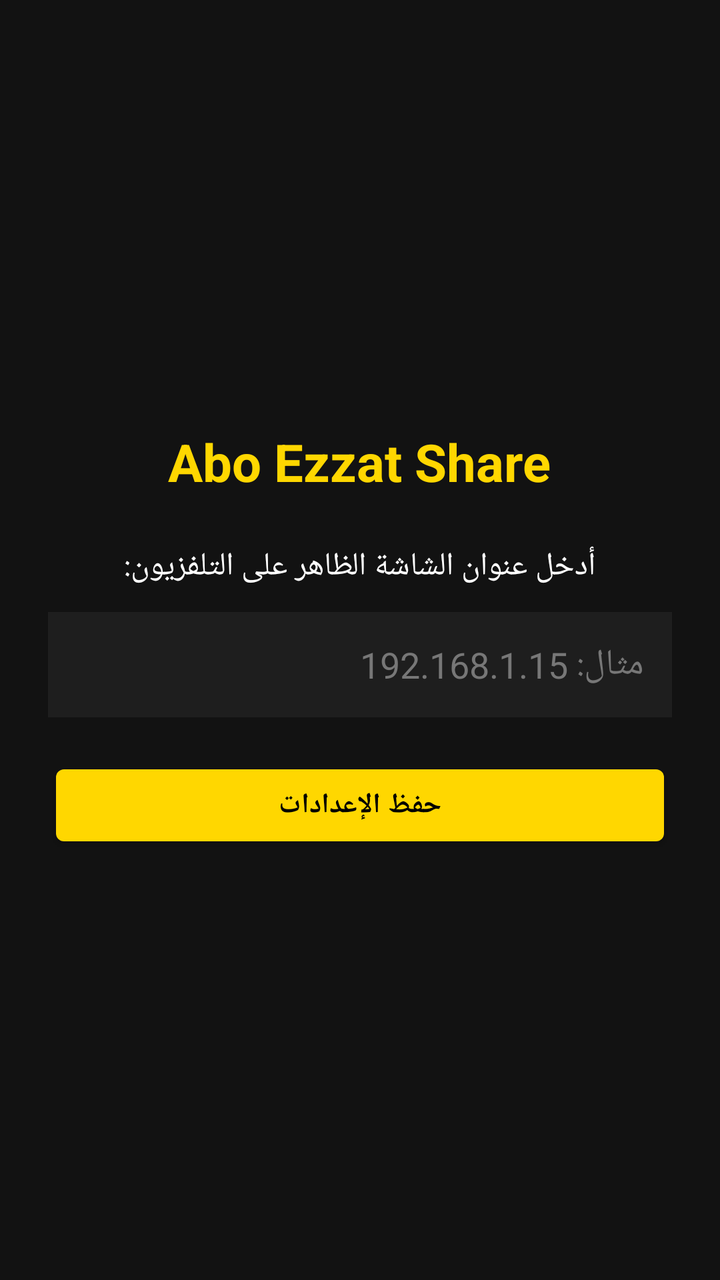
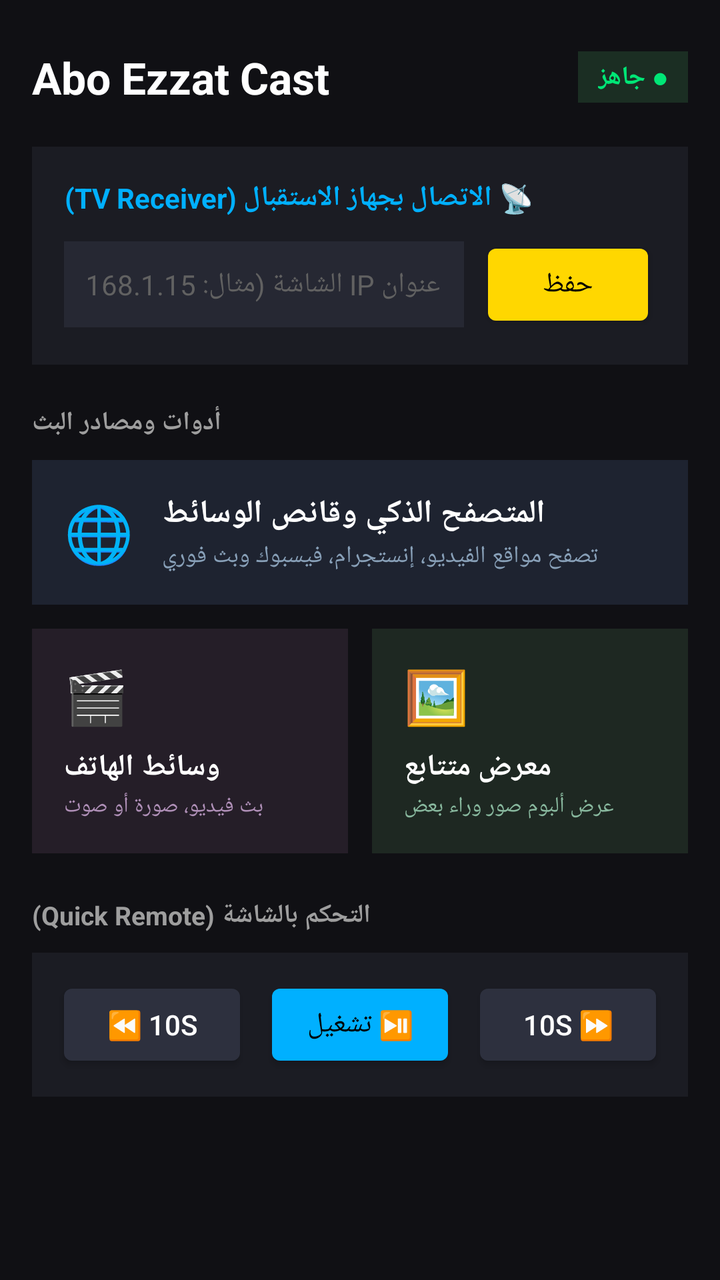

Compare the two renders of this Android layout. The source of the first and the diff that turns it into the second are given below.
<!-- AndroidManifest.xml: application theme android:Theme.DeviceDefault.NoActionBar -->
<!-- res/layout/activity_main.xml -->
<?xml version="1.0" encoding="utf-8"?>
<LinearLayout xmlns:android="http://schemas.android.com/apk/res/android"
    android:layout_width="match_parent"
    android:layout_height="match_parent"
    android:orientation="vertical"
    android:gravity="center"
    android:padding="24dp"
    android:background="#121212">

    <TextView
        android:layout_width="wrap_content"
        android:layout_height="wrap_content"
        android:text="Abo Ezzat Share"
        android:textColor="#FFD700"
        android:textSize="26sp"
        android:textStyle="bold"
        android:layout_marginBottom="24dp" />

    <TextView
        android:layout_width="wrap_content"
        android:layout_height="wrap_content"
        android:text="أدخل عنوان الشاشة الظاهر على التلفزيون:"
        android:textColor="#FFFFFF"
        android:textSize="16sp"
        android:layout_marginBottom="12dp" />

    <EditText
        android:id="@+id/et_ip"
        android:layout_width="match_parent"
        android:layout_height="wrap_content"
        android:hint="مثال: 192.168.1.15"
        android:textColor="#FFFFFF"
        android:textColorHint="#777777"
        android:background="#1E1E1E"
        android:padding="14dp"
        android:inputType="textUri"
        android:layout_marginBottom="20dp" />

    <Button
        android:id="@+id/btn_save"
        android:layout_width="match_parent"
        android:layout_height="wrap_content"
        android:text="حفظ الإعدادات"
        android:backgroundTint="#FFD700"
        android:textColor="#000000"
        android:textStyle="bold"
        android:padding="12dp" />

</LinearLayout>
<!-- resources referenced by this layout -->
<resources>

</resources>

<!-- the commit's change to res/layout/activity_main.xml (unified diff, before → after) -->
@@ -1,49 +1,273 @@
 <?xml version="1.0" encoding="utf-8"?>
-<LinearLayout xmlns:android="http://schemas.android.com/apk/res/android"
+<ScrollView xmlns:android="http://schemas.android.com/apk/res/android"
     android:layout_width="match_parent"
     android:layout_height="match_parent"
-    android:orientation="vertical"
-    android:gravity="center"
-    android:padding="24dp"
-    android:background="#121212">
-
-    <TextView
-        android:layout_width="wrap_content"
-        android:layout_height="wrap_content"
-        android:text="Abo Ezzat Share"
-        android:textColor="#FFD700"
-        android:textSize="26sp"
-        android:textStyle="bold"
-        android:layout_marginBottom="24dp" />
-
-    <TextView
-        android:layout_width="wrap_content"
-        android:layout_height="wrap_content"
-        android:text="أدخل عنوان الشاشة الظاهر على التلفزيون:"
-        android:textColor="#FFFFFF"
-        android:textSize="16sp"
-        android:layout_marginBottom="12dp" />
-
-    <EditText
-        android:id="@+id/et_ip"
+    android:background="#101014"
+    android:fillViewport="true">
+
+    <LinearLayout
         android:layout_width="match_parent"
         android:layout_height="wrap_content"
-        android:hint="مثال: 192.168.1.15"
-        android:textColor="#FFFFFF"
-        android:textColorHint="#777777"
-        android:background="#1E1E1E"
-        android:padding="14dp"
-        android:inputType="textUri"
-        android:layout_marginBottom="20dp" />
-
-    <Button
-        android:id="@+id/btn_save"
-        android:layout_width="match_parent"
-        android:layout_height="wrap_content"
-        android:text="حفظ الإعدادات"
-        android:backgroundTint="#FFD700"
-        android:textColor="#000000"
-        android:textStyle="bold"
-        android:padding="12dp" />
-
-</LinearLayout>
+        android:orientation="vertical"
+        android:padding="16dp">
+
+        
+        <LinearLayout
+            android:layout_width="match_parent"
+            android:layout_height="wrap_content"
+            android:orientation="horizontal"
+            android:gravity="center_vertical"
+            android:layout_marginTop="8dp"
+            android:layout_marginBottom="20dp">
+
+            <TextView
+                android:layout_width="0dp"
+                android:layout_height="wrap_content"
+                android:layout_weight="1"
+                android:text="Abo Ezzat Cast"
+                android:textColor="#FFFFFF"
+                android:textSize="22sp"
+                android:textStyle="bold" />
+
+            <TextView
+                android:id="@+id/tv_status_badge"
+                android:layout_width="wrap_content"
+                android:layout_height="wrap_content"
+                android:text="● جاهز"
+                android:textColor="#00E676"
+                android:textSize="13sp"
+                android:textStyle="bold"
+                android:background="#1B2E23"
+                android:paddingHorizontal="10dp"
+                android:paddingVertical="4dp" />
+        </LinearLayout>
+
+        
+        <LinearLayout
+            android:layout_width="match_parent"
+            android:layout_height="wrap_content"
+            android:orientation="vertical"
+            android:background="#1B1C23"
+            android:padding="16dp"
+            android:layout_marginBottom="20dp">
+
+            <TextView
+                android:layout_width="wrap_content"
+                android:layout_height="wrap_content"
+                android:text="📡 الاتصال بجهاز الاستقبال (TV Receiver)"
+                android:textColor="#00B0FF"
+                android:textSize="14sp"
+                android:textStyle="bold"
+                android:layout_marginBottom="10dp" />
+
+            <LinearLayout
+                android:layout_width="match_parent"
+                android:layout_height="wrap_content"
+                android:orientation="horizontal">
+
+                <EditText
+                    android:id="@+id/et_ip"
+                    android:layout_width="0dp"
+                    android:layout_height="wrap_content"
+                    android:layout_weight="1"
+                    android:hint="عنوان IP الشاشة (مثال: 192.168.1.15)"
+                    android:textColor="#FFFFFF"
+                    android:textColorHint="#616161"
+                    android:background="#262833"
+                    android:padding="12dp"
+                    android:textSize="14sp"
+                    android:inputType="textUri" />
+
+                <Button
+                    android:id="@+id/btn_save"
+                    android:layout_width="wrap_content"
+                    android:layout_height="wrap_content"
+                    android:text="حفظ"
+                    android:textColor="#000000"
+                    android:backgroundTint="#FFD700"
+                    android:layout_marginStart="8dp" />
+            </LinearLayout>
+        </LinearLayout>
+
+        
+        <TextView
+            android:layout_width="wrap_content"
+            android:layout_height="wrap_content"
+            android:text="أدوات ومصادر البث"
+            android:textColor="#9E9E9E"
+            android:textSize="13sp"
+            android:textStyle="bold"
+            android:layout_marginBottom="10dp" />
+
+        
+        <LinearLayout
+            android:id="@+id/card_browser"
+            android:layout_width="match_parent"
+            android:layout_height="wrap_content"
+            android:orientation="horizontal"
+            android:background="#1E2330"
+            android:padding="16dp"
+            android:gravity="center_vertical"
+            android:layout_marginBottom="12dp">
+
+            <TextView
+                android:layout_width="wrap_content"
+                android:layout_height="wrap_content"
+                android:text="🌐"
+                android:textSize="28sp"
+                android:layout_marginEnd="14dp" />
+
+            <LinearLayout
+                android:layout_width="0dp"
+                android:layout_height="wrap_content"
+                android:layout_weight="1"
+                android:orientation="vertical">
+
+                <TextView
+                    android:layout_width="wrap_content"
+                    android:layout_height="wrap_content"
+                    android:text="المتصفح الذكي وقانص الوسائط"
+                    android:textColor="#FFFFFF"
+                    android:textSize="16sp"
+                    android:textStyle="bold" />
+
+                <TextView
+                    android:layout_width="wrap_content"
+                    android:layout_height="wrap_content"
+                    android:text="تصفح مواقع الفيديو، إنستجرام، فيسبوك وبث فوري"
+                    android:textColor="#88A0B8"
+                    android:textSize="12sp"
+                    android:layout_marginTop="2dp" />
+            </LinearLayout>
+        </LinearLayout>
+
+        
+        <LinearLayout
+            android:layout_width="match_parent"
+            android:layout_height="wrap_content"
+            android:orientation="horizontal"
+            android:layout_marginBottom="12dp">
+
+            
+            <LinearLayout
+                android:id="@+id/card_local_media"
+                android:layout_width="0dp"
+                android:layout_height="wrap_content"
+                android:layout_weight="1"
+                android:orientation="vertical"
+                android:background="#251E28"
+                android:padding="16dp"
+                android:layout_marginEnd="6dp">
+
+                <TextView
+                    android:layout_width="wrap_content"
+                    android:layout_height="wrap_content"
+                    android:text="🎬"
+                    android:textSize="26sp"
+                    android:layout_marginBottom="8dp" />
+
+                <TextView
+                    android:layout_width="wrap_content"
+                    android:layout_height="wrap_content"
+                    android:text="وسائط الهاتف"
+                    android:textColor="#FFFFFF"
+                    android:textSize="15sp"
+                    android:textStyle="bold" />
+
+                <TextView
+                    android:layout_width="wrap_content"
+                    android:layout_height="wrap_content"
+                    android:text="بث فيديو، صورة أو صوت"
+                    android:textColor="#B090B8"
+                    android:textSize="11sp"
+                    android:layout_marginTop="2dp" />
+            </LinearLayout>
+
+            
+            <LinearLayout
+                android:id="@+id/card_slideshow"
+                android:layout_width="0dp"
+                android:layout_height="wrap_content"
+                android:layout_weight="1"
+                android:orientation="vertical"
+                android:background="#1E2822"
+                android:padding="16dp"
+                android:layout_marginStart="6dp">
+
+                <TextView
+                    android:layout_width="wrap_content"
+                    android:layout_height="wrap_content"
+                    android:text="🖼️"
+                    android:textSize="26sp"
+                    android:layout_marginBottom="8dp" />
+
+                <TextView
+                    android:layout_width="wrap_content"
+                    android:layout_height="wrap_content"
+                    android:text="معرض متتابع"
+                    android:textColor="#FFFFFF"
+                    android:textSize="15sp"
+                    android:textStyle="bold" />
+
+                <TextView
+                    android:layout_width="wrap_content"
+                    android:layout_height="wrap_content"
+                    android:text="عرض ألبوم صور وراء بعض"
+                    android:textColor="#88B89E"
+                    android:textSize="11sp"
+                    android:layout_marginTop="2dp" />
+            </LinearLayout>
+        </LinearLayout>
+
+        
+        <TextView
+            android:layout_width="wrap_content"
+            android:layout_height="wrap_content"
+            android:text="التحكم بالشاشة (Quick Remote)"
+            android:textColor="#9E9E9E"
+            android:textSize="13sp"
+            android:textStyle="bold"
+            android:layout_marginTop="10dp"
+            android:layout_marginBottom="10dp" />
+
+        <LinearLayout
+            android:layout_width="match_parent"
+            android:layout_height="wrap_content"
+            android:orientation="horizontal"
+            android:background="#1B1C23"
+            android:padding="12dp"
+            android:gravity="center">
+
+            <Button
+                android:id="@+id/btn_rewind"
+                android:layout_width="0dp"
+                android:layout_height="wrap_content"
+                android:layout_weight="1"
+                android:text="⏪ 10s"
+                android:textColor="#FFFFFF"
+                android:backgroundTint="#2D303E"
+                android:layout_marginEnd="4dp" />
+
+            <Button
+                android:id="@+id/btn_play_pause"
+                android:layout_width="0dp"
+                android:layout_height="wrap_content"
+                android:layout_weight="1"
+                android:text="⏯️ تشغيل"
+                android:textColor="#000000"
+                android:backgroundTint="#00B0FF"
+                android:layout_marginHorizontal="4dp" />
+
+            <Button
+                android:id="@+id/btn_forward"
+                android:layout_width="0dp"
+                android:layout_height="wrap_content"
+                android:layout_weight="1"
+                android:text="10s ⏩"
+                android:textColor="#FFFFFF"
+                android:backgroundTint="#2D303E"
+                android:layout_marginStart="4dp" />
+        </LinearLayout>
+
+    </LinearLayout>
+</ScrollView>
